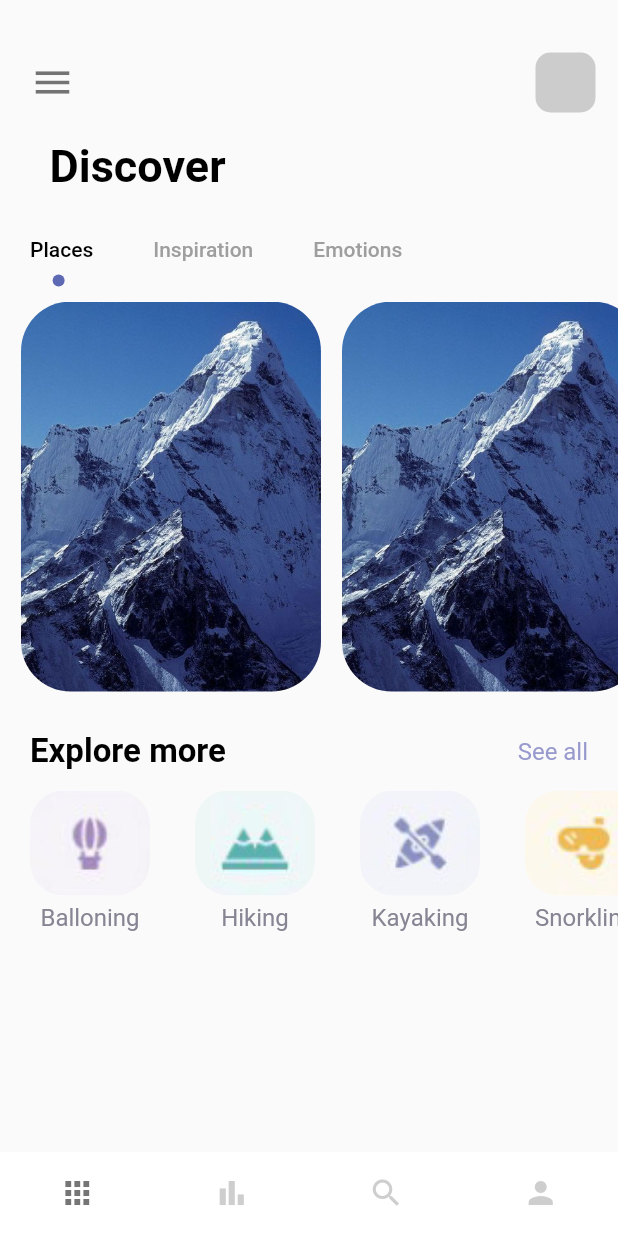
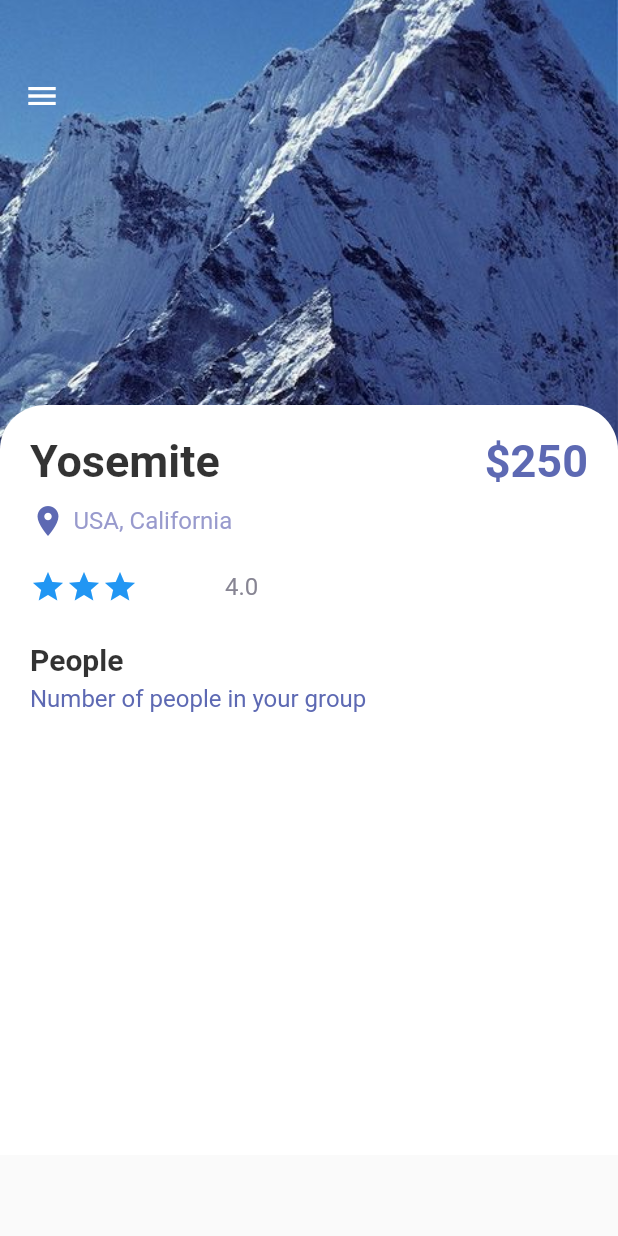
Before and after one commit to g-serban/cubit_state_management_app, a Flutter app: the screen it shows after launch, on a phone screen of 412 x 824 dp. Run offline on Flutter 3.47's test engine with Material 2 defaults, Android fonts, the phone set to English and light mode, and no system bars.

Commit message:
detail_page.dart

```diff
--- a/lib/main.dart
+++ b/lib/main.dart
@@ -1,4 +1,5 @@
 import 'package:flutter/material.dart';
+import 'package:flutter_cubit/pages/detail_page.dart';
 import 'package:flutter_cubit/pages/navpages/main_page.dart';
 
 void main() {
@@ -17,7 +18,7 @@
       theme: ThemeData(
         primarySwatch: Colors.blue,
       ),
-      home: MainPage(),
+      home: DetailPage(),
     );
   }
 }
--- a/lib/pages/detail_page.dart
+++ b/lib/pages/detail_page.dart
@@ -0,0 +1,136 @@
+import 'package:flutter/cupertino.dart';
+import 'package:flutter/material.dart';
+import 'package:flutter_cubit/misc/colors.dart';
+import 'package:flutter_cubit/widgets/app_large_text.dart';
+import 'package:flutter_cubit/widgets/app_text.dart';
+
+class DetailPage extends StatefulWidget {
+  DetailPage({Key? key}) : super(key: key);
+
+  @override
+  State<DetailPage> createState() => _DetailPageState();
+}
+
+class _DetailPageState extends State<DetailPage> {
+  int gottenStars = 3;
+
+  @override
+  Widget build(BuildContext context) {
+    return Scaffold(
+      // ignore: sized_box_for_whitespace
+      body: Container(
+        height: double.maxFinite,
+        width: double.maxFinite,
+        child: Stack(
+          // stack widgets onto each other
+          children: [
+            // image
+            Positioned(
+              left: 0,
+              right: 0,
+              child: Container(
+                width: double.maxFinite,
+                height: 350,
+                decoration: const BoxDecoration(
+                  image: DecorationImage(
+                    image: AssetImage('img/mountain.jpeg'),
+                    fit: BoxFit.cover,
+                  ),
+                ),
+              ),
+            ),
+            // Menu icon
+            Positioned(
+                left: 4,
+                top: 40,
+                child: Row(
+                  children: [
+                    IconButton(
+                      onPressed: () {},
+                      icon: const Icon(Icons.menu),
+                      color: Colors.white,
+                    )
+                  ],
+                )),
+            Positioned(
+              top: 270,
+              child: Container(
+                padding: const EdgeInsets.only(left: 20, right: 20, top: 20),
+                width: MediaQuery.of(context).size.width, // xD
+                height: 500,
+                decoration: const BoxDecoration(
+                  color: Colors.white,
+                  borderRadius: BorderRadius.only(
+                    topLeft: Radius.circular(30),
+                    topRight: Radius.circular(30),
+                  ),
+                ),
+                child: Column(
+                  crossAxisAlignment: CrossAxisAlignment.start,
+                  children: [
+                    Row(
+                      mainAxisAlignment: MainAxisAlignment.spaceBetween,
+                      children: [
+                        AppLargeText(
+                            text: 'Yosemite',
+                            color: Colors.black.withOpacity(0.8)),
+                        AppLargeText(text: '\$250', color: AppColors.mainColor),
+                      ],
+                    ),
+                    const SizedBox(height: 10),
+                    Row(
+                      children: [
+                        Icon(Icons.location_on, color: AppColors.mainColor),
+                        const SizedBox(width: 5),
+                        AppText(
+                            text: 'USA, California',
+                            color: AppColors.textColor1),
+                      ],
+                    ),
+                    const SizedBox(height: 20),
+                    Row(
+                      children: [
+                        Wrap(
+                          children: List.generate(5, (index) {
+                            return Icon(Icons.star,
+                                color: gottenStars > index
+                                    ? Colors.blue
+                                    : Colors.white);
+                          }),
+                        ),
+                        const SizedBox(width: 10),
+                        AppText(text: '4.0', color: AppColors.textColor2),
+                      ],
+                    ),
+                    const SizedBox(height: 25),
+                    AppLargeText(
+                        text: 'People',
+                        color: Colors.black.withOpacity(0.8),
+                        size: 20),
+                    const SizedBox(height: 5),
+                    AppText(
+                      text: 'Number of people in your group',
+                      color: AppColors.mainColor),
+                    Wrap(
+                      children: List.generate(5, (index) {
+                          return Container(
+                            // margin: ,
+                            width: 60,
+                            height: 60,
+                            decoration: BoxDecoration(
+                              borderRadius: BorderRadius.circular(15)
+                              ),
+                            // color: AppColors.buttonBackground,
+                          );
+                        }),
+                    ),
+                  ],
+                ),
+              ),
+            ),
+          ],
+        ),
+      ),
+    );
+  }
+}
```
